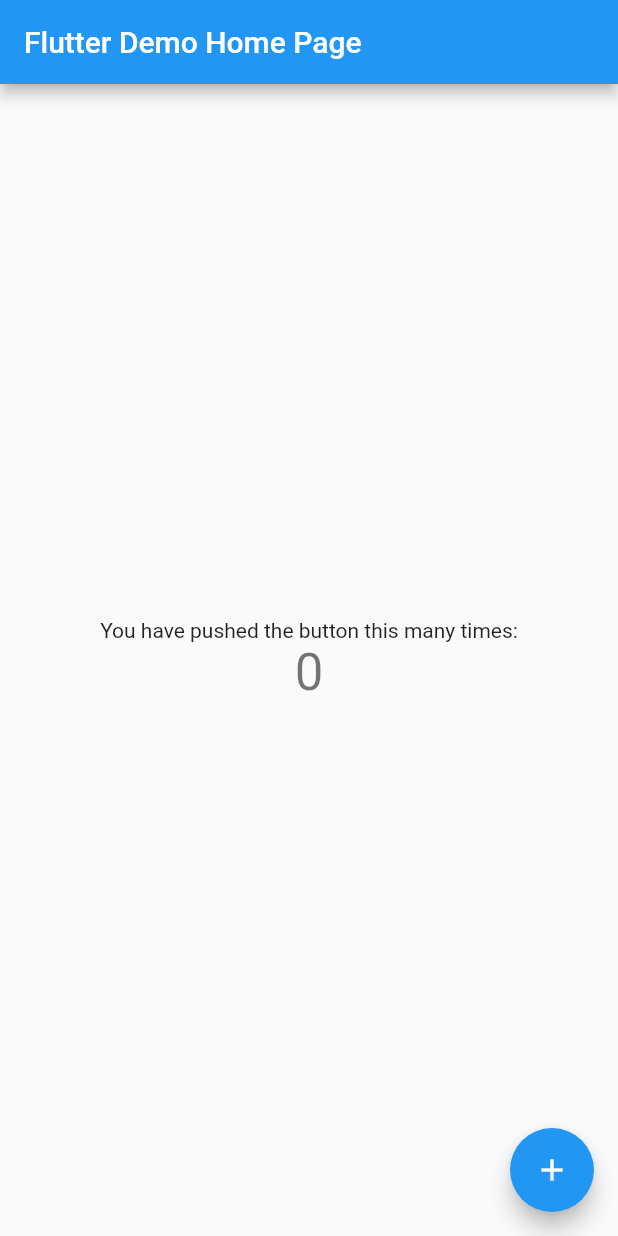
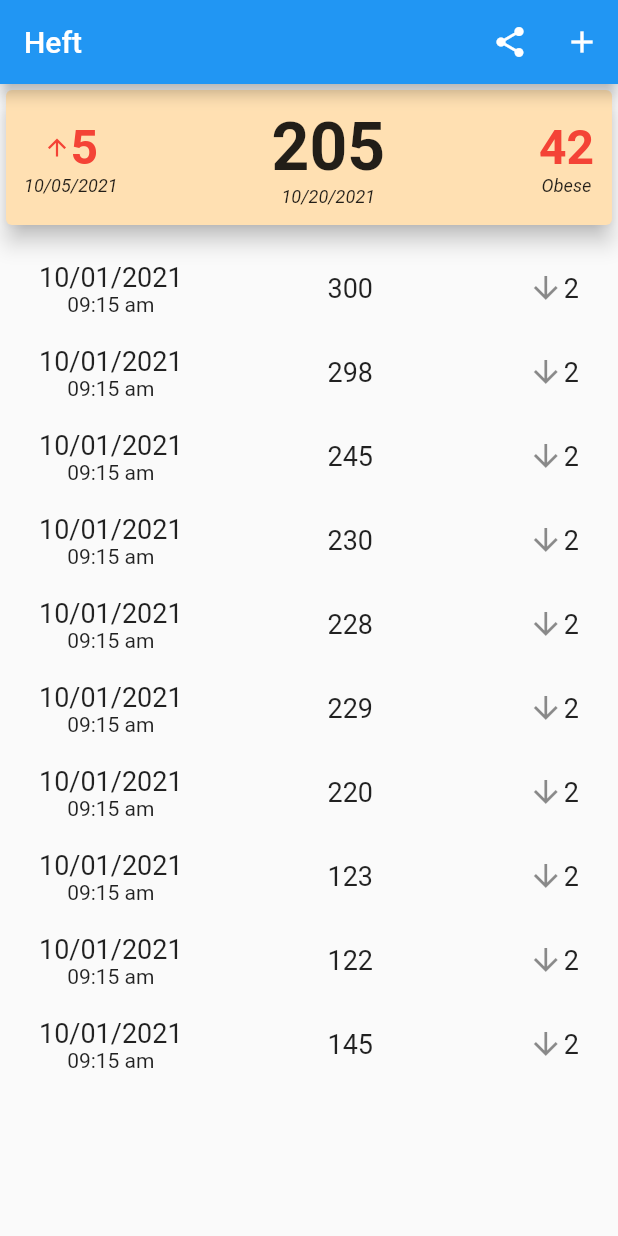
Before and after one commit to cjstehno/heft, a Flutter app: the screen it shows after launch, on a phone screen of 412 x 824 dp. Run offline on Flutter 3.47's test engine with Material 2 defaults, Android fonts, the phone set to English and light mode, and no system bars.

Commit message:
basic ui layout

```diff
--- a/lib/main.dart
+++ b/lib/main.dart
@@ -1,115 +1,15 @@
 import 'package:flutter/material.dart';
+import 'package:heft/screens/home_screen.dart';
 
-void main() {
-  runApp(const MyApp());
-}
+void main() => runApp(HeftApp());
 
-class MyApp extends StatelessWidget {
-  const MyApp({Key? key}) : super(key: key);
+class HeftApp extends StatelessWidget {
 
-  // This widget is the root of your application.
   @override
-  Widget build(BuildContext context) {
+  Widget build(final BuildContext context) {
     return MaterialApp(
-      title: 'Flutter Demo',
-      theme: ThemeData(
-        // This is the theme of your application.
-        //
-        // Try running your application with "flutter run". You'll see the
-        // application has a blue toolbar. Then, without quitting the app, try
-        // changing the primarySwatch below to Colors.green and then invoke
-        // "hot reload" (press "r" in the console where you ran "flutter run",
-        // or simply save your changes to "hot reload" in a Flutter IDE).
-        // Notice that the counter didn't reset back to zero; the application
-        // is not restarted.
-        primarySwatch: Colors.blue,
-      ),
-      home: const MyHomePage(title: 'Flutter Demo Home Page'),
+      debugShowCheckedModeBanner: false,
+      home: HomeScreen(),
     );
   }
 }
-
-class MyHomePage extends StatefulWidget {
-  const MyHomePage({Key? key, required this.title}) : super(key: key);
-
-  // This widget is the home page of your application. It is stateful, meaning
-  // that it has a State object (defined below) that contains fields that affect
-  // how it looks.
-
-  // This class is the configuration for the state. It holds the values (in this
-  // case the title) provided by the parent (in this case the App widget) and
-  // used by the build method of the State. Fields in a Widget subclass are
-  // always marked "final".
-
-  final String title;
-
-  @override
-  State<MyHomePage> createState() => _MyHomePageState();
-}
-
-class _MyHomePageState extends State<MyHomePage> {
-  int _counter = 0;
-
-  void _incrementCounter() {
-    setState(() {
-      // This call to setState tells the Flutter framework that something has
-      // changed in this State, which causes it to rerun the build method below
-      // so that the display can reflect the updated values. If we changed
-      // _counter without calling setState(), then the build method would not be
-      // called again, and so nothing would appear to happen.
-      _counter++;
-    });
-  }
-
-  @override
-  Widget build(BuildContext context) {
-    // This method is rerun every time setState is called, for instance as done
-    // by the _incrementCounter method above.
-    //
-    // The Flutter framework has been optimized to make rerunning build methods
-    // fast, so that you can just rebuild anything that needs updating rather
-    // than having to individually change instances of widgets.
-    return Scaffold(
-      appBar: AppBar(
-        // Here we take the value from the MyHomePage object that was created by
-        // the App.build method, and use it to set our appbar title.
-        title: Text(widget.title),
-      ),
-      body: Center(
-        // Center is a layout widget. It takes a single child and positions it
-        // in the middle of the parent.
-        child: Column(
-          // Column is also a layout widget. It takes a list of children and
-          // arranges them vertically. By default, it sizes itself to fit its
-          // children horizontally, and tries to be as tall as its parent.
-          //
-          // Invoke "debug painting" (press "p" in the console, choose the
-          // "Toggle Debug Paint" action from the Flutter Inspector in Android
-          // Studio, or the "Toggle Debug Paint" command in Visual Studio Code)
-          // to see the wireframe for each widget.
-          //
-          // Column has various properties to control how it sizes itself and
-          // how it positions its children. Here we use mainAxisAlignment to
-          // center the children vertically; the main axis here is the vertical
-          // axis because Columns are vertical (the cross axis would be
-          // horizontal).
-          mainAxisAlignment: MainAxisAlignment.center,
-          children: <Widget>[
-            const Text(
-              'You have pushed the button this many times:',
-            ),
-            Text(
-              '$_counter',
-              style: Theme.of(context).textTheme.headline4,
-            ),
-          ],
-        ),
-      ),
-      floatingActionButton: FloatingActionButton(
-        onPressed: _incrementCounter,
-        tooltip: 'Increment',
-        child: const Icon(Icons.add),
-      ), // This trailing comma makes auto-formatting nicer for build methods.
-    );
-  }
-}
--- /dev/null
+++ b/lib/screens/home_screen.dart
@@ -0,0 +1,34 @@
+import 'package:flutter/material.dart';
+import 'package:heft/widgets/status_display.dart';
+import 'package:heft/widgets/weight_log.dart';
+
+class HomeScreen extends StatelessWidget {
+  @override
+  Widget build(final BuildContext context) {
+    return Scaffold(
+      appBar: AppBar(
+        title: const Text('Heft'),
+        actions: [
+          IconButton(
+            icon: const Icon(Icons.share),
+            onPressed: () {
+              // FIXME: open the add record dialog
+            },
+          ),
+          IconButton(
+            icon: const Icon(Icons.add),
+            onPressed: () {
+              // FIXME: open the share dialog
+            },
+          ),
+        ],
+      ),
+      body: Column(
+        children: [
+          StatusDisplay(),
+          WeightLog(),
+        ],
+      ),
+    );
+  }
+}
--- /dev/null
+++ b/lib/widgets/bmi_display.dart
@@ -0,0 +1,28 @@
+import 'package:flutter/material.dart';
+
+class BmiDisplay extends StatelessWidget {
+  const BmiDisplay({Key? key}) : super(key: key);
+
+  @override
+  Widget build(BuildContext context) {
+    return Column(
+      children: const [
+        Text(
+          '42',
+          style: TextStyle(
+            color: Colors.red,
+            fontSize: 32,
+            fontWeight: FontWeight.bold,
+          ),
+        ),
+        Text(
+          'Obese',
+          style: TextStyle(
+            fontSize: 12,
+            fontStyle: FontStyle.italic,
+          ),
+        ),
+      ],
+    );
+  }
+}
--- /dev/null
+++ b/lib/widgets/current_weight.dart
@@ -0,0 +1,27 @@
+import 'package:flutter/material.dart';
+
+class CurrentWeight extends StatelessWidget {
+  const CurrentWeight({Key? key}) : super(key: key);
+
+  @override
+  Widget build(BuildContext context) {
+    return Column(
+      children: const [
+        Text(
+          '205',
+          style: TextStyle(
+            fontSize: 44,
+            fontWeight: FontWeight.bold,
+          ),
+        ),
+        Text(
+          '10/20/2021',
+          style: TextStyle(
+            fontSize: 12,
+            fontStyle: FontStyle.italic,
+          ),
+        ),
+      ],
+    );
+  }
+}
--- /dev/null
+++ b/lib/widgets/status_display.dart
@@ -0,0 +1,29 @@
+import 'package:flutter/material.dart';
+import 'package:heft/widgets/bmi_display.dart';
+import 'package:heft/widgets/current_weight.dart';
+import 'package:heft/widgets/weight_trend.dart';
+
+class StatusDisplay extends StatelessWidget {
+  const StatusDisplay({Key? key}) : super(key: key);
+
+  @override
+  Widget build(BuildContext context) {
+    return Card(
+      elevation: 6,
+      color: Colors.orange.shade100,
+      child: Container(
+        width: double.infinity,
+        padding: const EdgeInsets.all(12),
+        child: Row(
+          children: const [
+            WeightTrend(),
+            Spacer(),
+            CurrentWeight(),
+            Spacer(),
+            BmiDisplay(),
+          ],
+        ),
+      ),
+    );
+  }
+}
--- /dev/null
+++ b/lib/widgets/weight_log.dart
@@ -0,0 +1,75 @@
+import 'package:flutter/material.dart';
+
+class WeightLog extends StatelessWidget {
+  const WeightLog({Key? key}) : super(key: key);
+
+  @override
+  Widget build(BuildContext context) {
+    final records = [
+      300,
+      298,
+      245,
+      230,
+      228,
+      229,
+      220,
+      123,
+      122,
+      145,
+      100,
+      98,
+      90
+    ];
+
+    // FIXME: maybe add a heading to the table "History"?
+
+    const textStyle = TextStyle(fontSize: 18);
+
+    return Container(
+      // FIXME: calculate the height like I did in penguin
+      height: 580,
+      padding: const EdgeInsets.all(10),
+      child: ListView.builder(
+        itemCount: records.length,
+        // shrinkWrap: true,
+        // physics: AlwaysScrollableScrollPhysics(),
+        itemBuilder: (ctx, idx) {
+          return ListTile(
+            leading: Container(
+              width: 100,
+              child: Column(
+                children: const [
+                  Text(
+                    '10/01/2021',
+                    style: textStyle,
+                  ),
+                  Text('09:15 am'),
+                ],
+              ),
+              padding: const EdgeInsets.only(top: 10),
+              alignment: Alignment.centerLeft,
+            ),
+            title: Center(
+                child: Text(
+              records[idx].toString(),
+              style: textStyle,
+            )),
+            trailing: SizedBox(
+              width: 45,
+              child: Row(
+                mainAxisAlignment: MainAxisAlignment.end,
+                children: const [
+                  Icon(Icons.arrow_downward),
+                  Text(
+                    '2',
+                    style: textStyle,
+                  ),
+                ],
+              ),
+            ),
+          );
+        },
+      ),
+    );
+  }
+}
--- /dev/null
+++ b/lib/widgets/weight_trend.dart
@@ -0,0 +1,38 @@
+import 'package:flutter/material.dart';
+import 'package:flutter/widgets.dart';
+
+class WeightTrend extends StatelessWidget {
+  const WeightTrend({Key? key}) : super(key: key);
+
+  @override
+  Widget build(BuildContext context) {
+    return Column(
+      children: [
+        Row(
+          children: const [
+            Icon(
+              Icons.arrow_upward,
+              size: 18,
+              color: Colors.red,
+            ),
+            Text(
+              '5',
+              style: TextStyle(
+                color: Colors.red,
+                fontSize: 32,
+                fontWeight: FontWeight.bold,
+              ),
+            ),
+          ],
+        ),
+        const Text(
+          '10/05/2021',
+          style: TextStyle(
+            fontSize: 12,
+            fontStyle: FontStyle.italic,
+          ),
+        )
+      ],
+    );
+  }
+}
```
Also changed, not shown: 2 other files.
